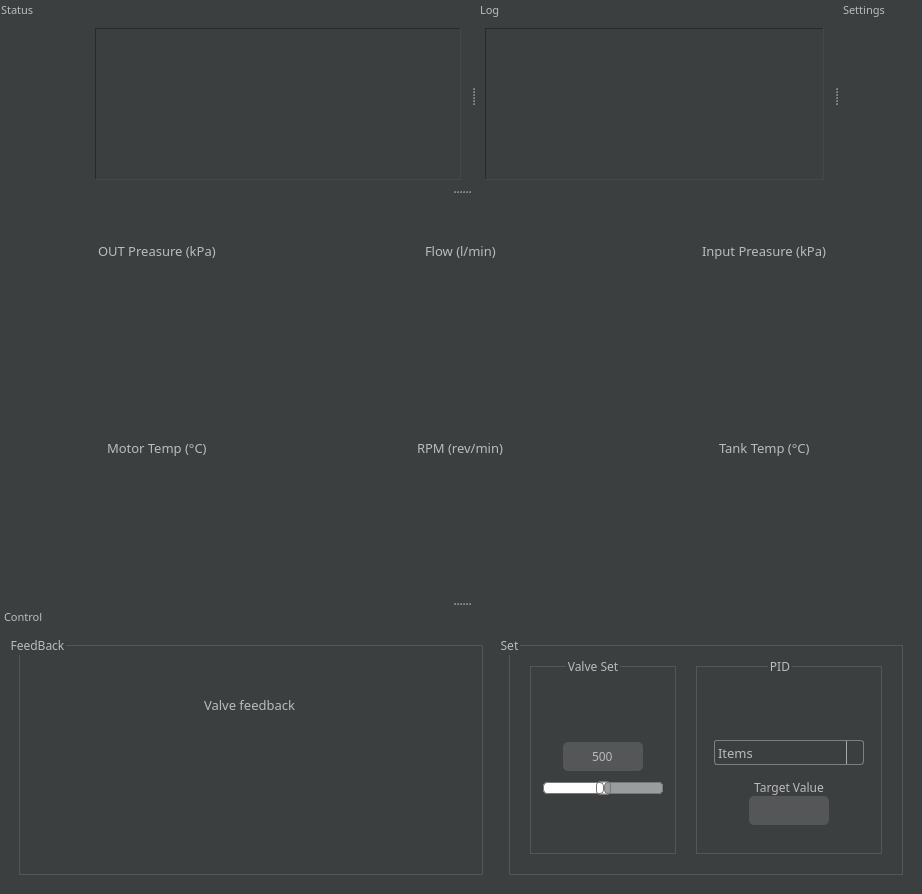
First picture: the form in mainwindow.ui, repository SundaySW/PumpBenchController, before the edit.
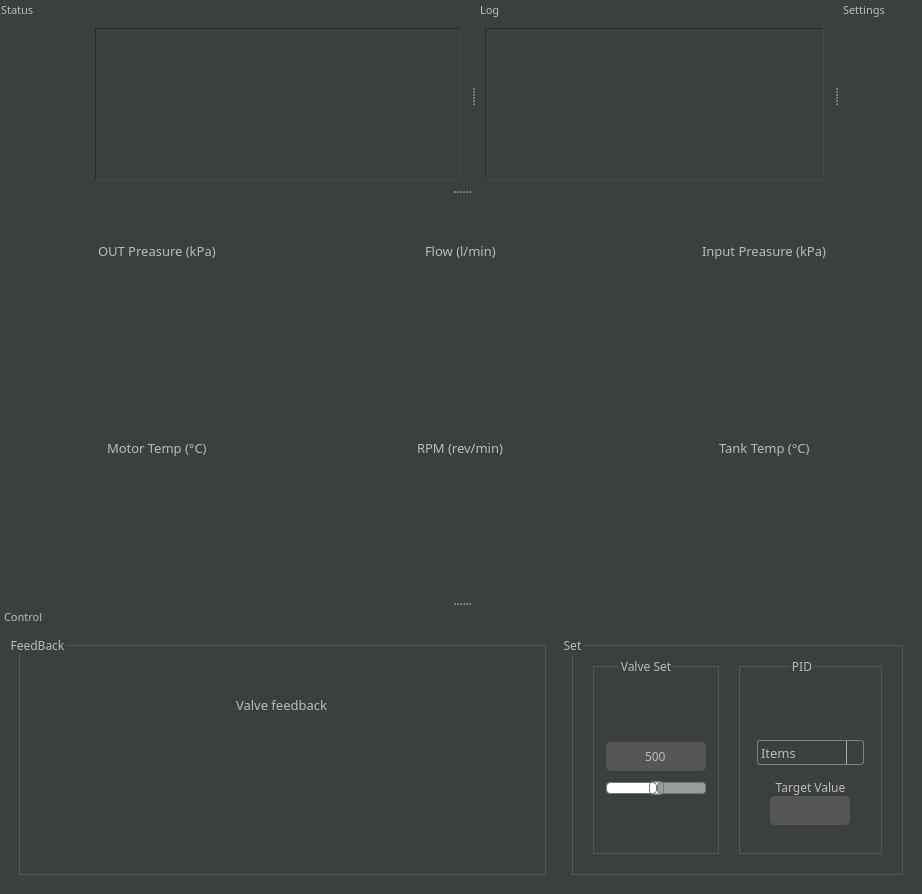
Second picture: the form after the edit. Icons and pictures are not drawn. Custom widgets are drawn as their Qt base class.

Patch:
```diff
--- a/mainwindow.ui
+++ b/mainwindow.ui
@@ -1565,7 +1565,7 @@
                </property>
                <property name="minimumSize">
                 <size>
-                 <width>80</width>
+                 <width>100</width>
                  <height>0</height>
                 </size>
                </property>
@@ -1612,7 +1612,7 @@
                </property>
                <property name="minimumSize">
                 <size>
-                 <width>120</width>
+                 <width>100</width>
                  <height>0</height>
                 </size>
                </property>
@@ -1861,7 +1861,7 @@
                    </property>
                    <property name="minimumSize">
                     <size>
-                     <width>150</width>
+                     <width>107</width>
                      <height>0</height>
                     </size>
                    </property>
@@ -2026,6 +2026,14 @@
    </widget>
   </widget>
  </widget>
+ <customwidgets>
+  <customwidget>
+   <class>QCustomPlot</class>
+   <extends>QWidget</extends>
+   <header>qcustomplot.h</header>
+   <container>1</container>
+  </customwidget>
+ </customwidgets>
  <resources>
   <include location="Resources/files.qrc"/>
  </resources>
```
Left out of the diff: 14 changed lines with no effect on the pictures.
